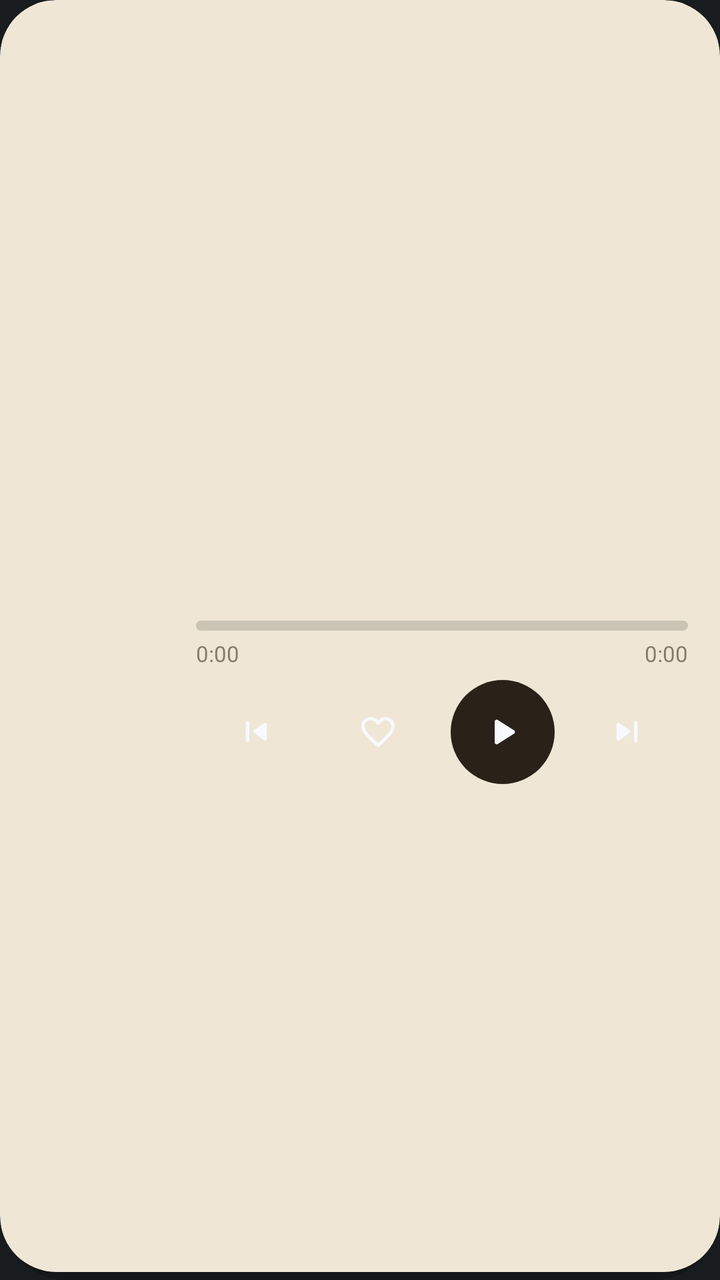
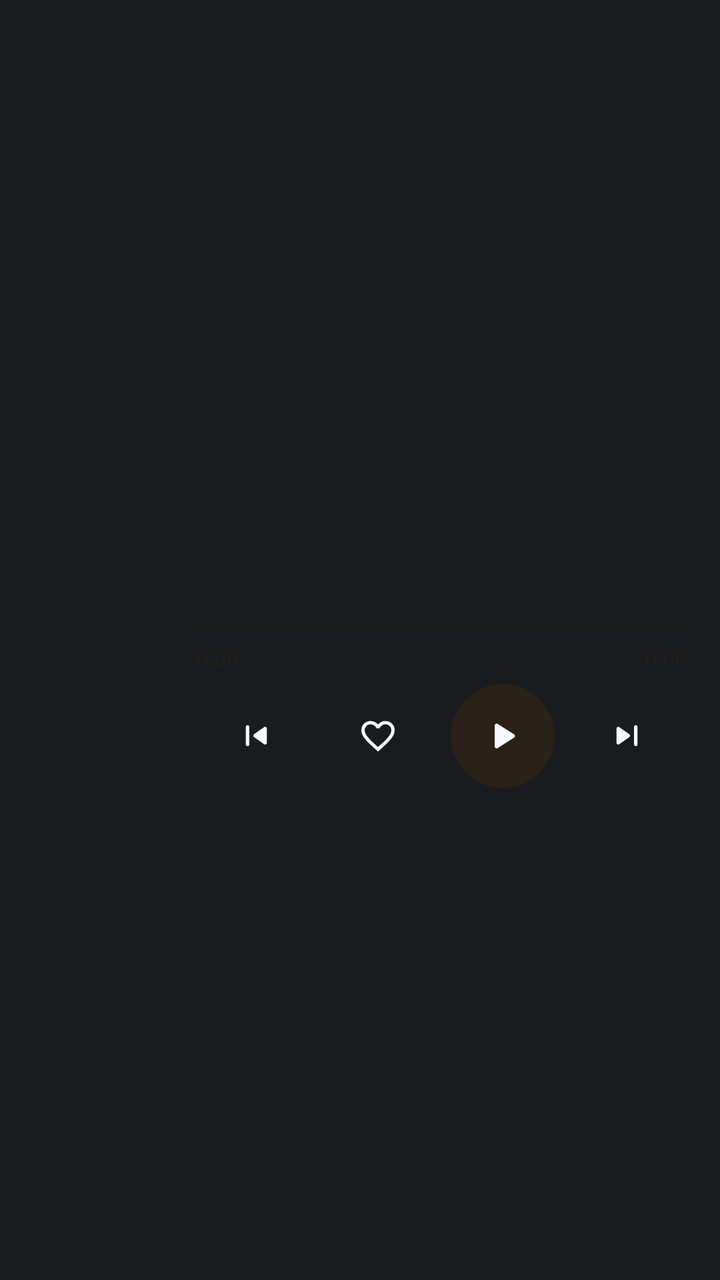

Compare the two renders of this Android layout. The source of the first and the diff that turns it into the second are given below.
<!-- AndroidManifest.xml: application theme Theme.MyApplication -->
<!-- res/layout/widget_aurix_music_vinyl.xml -->
<?xml version="1.0" encoding="utf-8"?>
<FrameLayout xmlns:android="http://schemas.android.com/apk/res/android"
    android:id="@+id/widget_music_outer_shadow"
    android:layout_width="match_parent"
    android:layout_height="match_parent"
    android:background="@drawable/widget_shadow_soft"
    android:layoutDirection="locale"
    android:paddingBottom="4dp">

    <FrameLayout
        android:id="@+id/widget_music_root"
        android:layout_width="match_parent"
        android:layout_height="match_parent"
        android:background="@drawable/widget_clip_28dp_paper"
        android:clipToOutline="true">

        
        <ImageView
            android:id="@+id/widget_music_bg_glow"
            android:layout_width="match_parent"
            android:layout_height="match_parent"
            android:contentDescription="@null"
            android:scaleType="fitXY" />

        
        <ImageView
            android:id="@+id/widget_music_album_art"
            android:layout_width="82dp"
            android:layout_height="164dp"
            android:layout_gravity="start|center_vertical"
            android:contentDescription="@string/widget_cd_album_art"
            android:scaleType="fitStart" />

        
        <LinearLayout
            android:id="@+id/widget_music_empty_container"
            android:layout_width="match_parent"
            android:layout_height="match_parent"
            android:gravity="center_vertical"
            android:orientation="horizontal"
            android:paddingStart="98dp"
            android:paddingTop="18dp"
            android:paddingEnd="16dp"
            android:paddingBottom="18dp"
            android:visibility="gone">

            <ImageView
                android:id="@+id/widget_music_empty_bitmap"
                android:layout_width="wrap_content"
                android:layout_height="wrap_content"
                android:adjustViewBounds="true"
                android:contentDescription="@null"
                android:scaleType="fitStart"
                android:visibility="gone" />

            <TextView
                android:id="@+id/widget_music_empty_text"
                android:layout_width="wrap_content"
                android:layout_height="wrap_content"
                android:ellipsize="end"
                android:maxLines="1"
                android:text="@string/widget_tap_to_play"
                android:textColor="#2A2118"
                android:textSize="15sp"
                android:textStyle="bold" />
        </LinearLayout>

        
        <LinearLayout
            android:id="@+id/widget_music_content_container"
            android:layout_width="match_parent"
            android:layout_height="match_parent"
            android:gravity="center_vertical"
            android:orientation="vertical"
            android:paddingStart="98dp"
            android:paddingTop="18dp"
            android:paddingEnd="16dp"
            android:paddingBottom="12dp">

            <LinearLayout
                android:id="@+id/widget_music_meta_container"
                android:layout_width="match_parent"
                android:layout_height="wrap_content"
                android:orientation="vertical">

                <ImageView
                    android:id="@+id/widget_music_title_bitmap"
                    android:layout_width="match_parent"
                    android:layout_height="wrap_content"
                    android:adjustViewBounds="true"
                    android:contentDescription="@null"
                    android:scaleType="fitStart"
                    android:visibility="gone" />

                <TextView
                    android:id="@+id/widget_music_title"
                    android:layout_width="match_parent"
                    android:layout_height="wrap_content"
                    android:ellipsize="end"
                    android:includeFontPadding="true"
                    android:maxLines="1"
                    android:singleLine="true"
                    android:textColor="#2A2118"
                    android:textSize="19sp"
                    android:textStyle="bold" />

                <ImageView
                    android:id="@+id/widget_music_artist_bitmap"
                    android:layout_width="match_parent"
                    android:layout_height="wrap_content"
                    android:layout_marginTop="2dp"
                    android:adjustViewBounds="true"
                    android:contentDescription="@null"
                    android:scaleType="fitStart"
                    android:visibility="gone" />

                <TextView
                    android:id="@+id/widget_music_artist"
                    android:layout_width="match_parent"
                    android:layout_height="wrap_content"
                    android:layout_marginTop="2dp"
                    android:ellipsize="end"
                    android:includeFontPadding="true"
                    android:maxLines="1"
                    android:singleLine="true"
                    android:textColor="#A62A2118"
                    android:textSize="14sp" />
            </LinearLayout>

            
            <ProgressBar
                android:id="@+id/widget_music_progress"
                style="?android:attr/progressBarStyleHorizontal"
                android:layout_width="match_parent"
                android:layout_height="5dp"
                android:layout_marginTop="14dp"
                android:max="1000"
                android:progress="0"
                android:progressDrawable="@drawable/widget_progress_vinyl" />

            
            <LinearLayout
                android:layout_width="match_parent"
                android:layout_height="wrap_content"
                android:layout_marginTop="4dp"
                android:orientation="horizontal">

                <TextView
                    android:id="@+id/widget_music_time_elapsed"
                    android:layout_width="0dp"
                    android:layout_height="wrap_content"
                    android:layout_weight="1"
                    android:fontFeatureSettings="tnum"
                    android:text="0:00"
                    android:textColor="#8C2A2118"
                    android:textSize="11sp" />

                <TextView
                    android:id="@+id/widget_music_time_total"
                    android:layout_width="wrap_content"
                    android:layout_height="wrap_content"
                    android:fontFeatureSettings="tnum"
                    android:text="0:00"
                    android:textColor="#8C2A2118"
                    android:textSize="11sp" />
            </LinearLayout>

            
            <LinearLayout
                android:id="@+id/widget_music_controls_row"
                android:layout_width="match_parent"
                android:layout_height="52dp"
                android:layout_marginTop="6dp"
                android:gravity="center_vertical"
                android:orientation="horizontal">

                <FrameLayout
                    android:id="@+id/widget_btn_prev"
                    android:layout_width="0dp"
                    android:layout_height="48dp"
                    android:layout_weight="1"
                    android:minWidth="44dp"
                    android:minHeight="44dp">

                    <ImageView
                        android:id="@+id/widget_btn_prev_icon"
                        android:layout_width="21dp"
                        android:layout_height="21dp"
                        android:layout_gravity="center"
                        android:contentDescription="@string/widget_cd_prev"
                        android:src="@drawable/ic_widget_prev" />
                </FrameLayout>

                <FrameLayout
                    android:id="@+id/widget_btn_like"
                    android:layout_width="0dp"
                    android:layout_height="48dp"
                    android:layout_weight="1"
                    android:minWidth="44dp"
                    android:minHeight="44dp">

                    <ImageView
                        android:id="@+id/widget_btn_like_icon"
                        android:layout_width="20dp"
                        android:layout_height="20dp"
                        android:layout_gravity="center"
                        android:contentDescription="@string/widget_cd_like"
                        android:src="@drawable/ic_widget_heart_outline" />
                </FrameLayout>

                <FrameLayout
                    android:id="@+id/widget_btn_play_pause"
                    android:layout_width="52dp"
                    android:layout_height="52dp"
                    android:layout_marginHorizontal="6dp"
                    android:background="@drawable/widget_circle_ink_brown"
                    android:minWidth="48dp"
                    android:minHeight="48dp">

                    <ImageView
                        android:id="@+id/widget_btn_play_pause_icon"
                        android:layout_width="24dp"
                        android:layout_height="24dp"
                        android:layout_gravity="center"
                        android:contentDescription="@string/widget_cd_play_pause"
                        android:src="@drawable/ic_widget_play" />
                </FrameLayout>

                <FrameLayout
                    android:id="@+id/widget_btn_next"
                    android:layout_width="0dp"
                    android:layout_height="48dp"
                    android:layout_weight="1"
                    android:minWidth="44dp"
                    android:minHeight="44dp">

                    <ImageView
                        android:id="@+id/widget_btn_next_icon"
                        android:layout_width="21dp"
                        android:layout_height="21dp"
                        android:layout_gravity="center"
                        android:contentDescription="@string/widget_cd_next"
                        android:src="@drawable/ic_widget_next" />
                </FrameLayout>
            </LinearLayout>
        </LinearLayout>
    </FrameLayout>
</FrameLayout>
<!-- resources referenced by this layout -->
<resources>
  <!-- drawable ic_widget_next (drawable) -->
  <?xml version="1.0" encoding="utf-8"?>
  <vector xmlns:android="http://schemas.android.com/apk/res/android"
      android:width="24dp"
      android:height="24dp"
      android:viewportWidth="24"
      android:viewportHeight="24">
      <path
          android:fillColor="#F7F9FF"
          android:pathData="M7.58,16.89l5.77,-4.07c0.56,-0.4 0.56,-1.24 0,-1.63L7.58,7.11C6.91,6.65 6,7.12 6,7.93v8.14C6,16.88 6.91,17.35 7.58,16.89zM16,7v10c0,0.55 0.45,1 1,1s1,-0.45 1,-1V7c0,-0.55 -0.45,-1 -1,-1S16,6.45 16,7z" />
  </vector>
  <!-- drawable ic_widget_play (drawable) -->
  <?xml version="1.0" encoding="utf-8"?>
  <vector xmlns:android="http://schemas.android.com/apk/res/android"
      android:width="24dp"
      android:height="24dp"
      android:viewportWidth="24"
      android:viewportHeight="24">
      <path
          android:fillColor="#F7F9FF"
          android:pathData="M8,6.82v10.36c0,0.79 0.87,1.27 1.54,0.84l8.14,-5.18c0.62,-0.39 0.62,-1.29 0,-1.69L9.54,5.98C8.87,5.55 8,6.03 8,6.82z" />
  </vector>
  <!-- drawable ic_widget_prev (drawable) -->
  <?xml version="1.0" encoding="utf-8"?>
  <vector xmlns:android="http://schemas.android.com/apk/res/android"
      android:width="24dp"
      android:height="24dp"
      android:viewportWidth="24"
      android:viewportHeight="24">
      <path
          android:fillColor="#F7F9FF"
          android:pathData="M7,6c0.55,0 1,0.45 1,1v10c0,0.55 -0.45,1 -1,1s-1,-0.45 -1,-1V7C6,6.45 6.45,6 7,6zM10.66,12.82l5.77,4.07c0.66,0.47 1.58,-0.01 1.58,-0.82V7.93c0,-0.81 -0.91,-1.28 -1.58,-0.82l-5.77,4.07C10.09,11.58 10.09,12.42 10.66,12.82z" />
  </vector>
  <!-- drawable widget_circle_ink_brown (drawable) -->
  <?xml version="1.0" encoding="utf-8"?>
  <shape xmlns:android="http://schemas.android.com/apk/res/android"
      android:shape="oval">
      <solid android:color="#2A2118" />
  </shape>
  <!-- drawable widget_clip_28dp_paper (drawable) -->
  <?xml version="1.0" encoding="utf-8"?>
  <shape xmlns:android="http://schemas.android.com/apk/res/android"
      android:shape="rectangle">
      <corners android:radius="28dp" />
      <solid android:color="#EFE6D6" />
  </shape>
  <!-- drawable widget_progress_vinyl (drawable) -->
  <?xml version="1.0" encoding="utf-8"?>
  <layer-list xmlns:android="http://schemas.android.com/apk/res/android">
      <item android:id="@android:id/background">
          <shape android:shape="rectangle">
              <solid android:color="#2E2A2118" />
              <corners android:radius="999dp" />
          </shape>
      </item>
      <item android:id="@android:id/progress">
          <scale android:scaleWidth="100%">
              <shape android:shape="rectangle">
                  <solid android:color="#2A2118" />
                  <corners android:radius="999dp" />
              </shape>
          </scale>
      </item>
  </layer-list>
  <!-- drawable widget_shadow_soft (drawable) -->
  <?xml version="1.0" encoding="utf-8"?>
  <shape xmlns:android="http://schemas.android.com/apk/res/android"
      android:shape="rectangle">
      <gradient
          android:angle="270"
          android:endColor="#38000000"
          android:startColor="#00000000"
          android:type="linear" />
      <corners android:radius="34dp" />
  </shape>
  <string name="widget_cd_album_art">Album art, tap to open player</string>
  <string name="widget_cd_like">Like song</string>
  <string name="widget_cd_next">Next track</string>
  <string name="widget_cd_play_pause">Play or pause</string>
  <string name="widget_cd_prev">Previous track</string>
  <string name="widget_tap_to_play">Tap to play music</string>
  <style name="Theme.MyApplication" parent="android:Theme.DeviceDefault.NoActionBar" />
  <!-- unchanged entries left out for length: 1 -->
</resources>

<!-- the commit's change to res/layout/widget_aurix_music_vinyl.xml (unified diff, before → after) -->
@@ -3,9 +3,7 @@
     android:id="@+id/widget_music_outer_shadow"
     android:layout_width="match_parent"
     android:layout_height="match_parent"
-    android:background="@drawable/widget_shadow_soft"
-    android:layoutDirection="locale"
-    android:paddingBottom="4dp">
+    android:layoutDirection="locale">
 
     <FrameLayout
         android:id="@+id/widget_music_root"
@@ -244,5 +242,10 @@
                 </FrameLayout>
             </LinearLayout>
         </LinearLayout>
+
+        <FrameLayout
+            android:layout_width="match_parent"
+            android:layout_height="match_parent"
+            android:background="@drawable/widget_border_28dp_paper_ring" />
     </FrameLayout>
 </FrameLayout>
<!-- resource entries referenced after the edit -->
@@ -33,6 +33,16 @@
           android:fillColor="#F7F9FF"
           android:pathData="M7,6c0.55,0 1,0.45 1,1v10c0,0.55 -0.45,1 -1,1s-1,-0.45 -1,-1V7C6,6.45 6.45,6 7,6zM10.66,12.82l5.77,4.07c0.66,0.47 1.58,-0.01 1.58,-0.82V7.93c0,-0.81 -0.91,-1.28 -1.58,-0.82l-5.77,4.07C10.09,11.58 10.09,12.42 10.66,12.82z" />
   </vector>
+  <!-- drawable widget_border_28dp_paper_ring (drawable) -->
+  <?xml version="1.0" encoding="utf-8"?>
+  <shape xmlns:android="http://schemas.android.com/apk/res/android"
+      android:shape="rectangle">
+      <solid android:color="#00000000" />
+      <stroke
+          android:width="1dp"
+          android:color="#142A2118" />
+      <corners android:radius="28dp" />
+  </shape>
   <!-- drawable widget_circle_ink_brown (drawable) -->
   <?xml version="1.0" encoding="utf-8"?>
   <shape xmlns:android="http://schemas.android.com/apk/res/android"
@@ -44,7 +54,7 @@
   <shape xmlns:android="http://schemas.android.com/apk/res/android"
       android:shape="rectangle">
       <corners android:radius="28dp" />
-      <solid android:color="#EFE6D6" />
+      <solid android:color="#01000000" />
   </shape>
   <!-- drawable widget_progress_vinyl (drawable) -->
   <?xml version="1.0" encoding="utf-8"?>
@@ -64,17 +74,6 @@
           </scale>
       </item>
   </layer-list>
-  <!-- drawable widget_shadow_soft (drawable) -->
-  <?xml version="1.0" encoding="utf-8"?>
-  <shape xmlns:android="http://schemas.android.com/apk/res/android"
-      android:shape="rectangle">
-      <gradient
-          android:angle="270"
-          android:endColor="#38000000"
-          android:startColor="#00000000"
-          android:type="linear" />
-      <corners android:radius="34dp" />
-  </shape>
   <string name="widget_cd_album_art">Album art, tap to open player</string>
   <string name="widget_cd_like">Like song</string>
   <string name="widget_cd_next">Next track</string>
